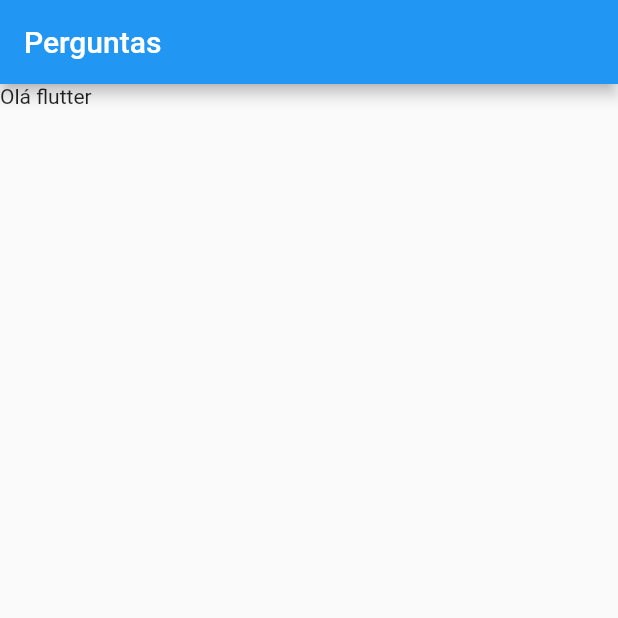
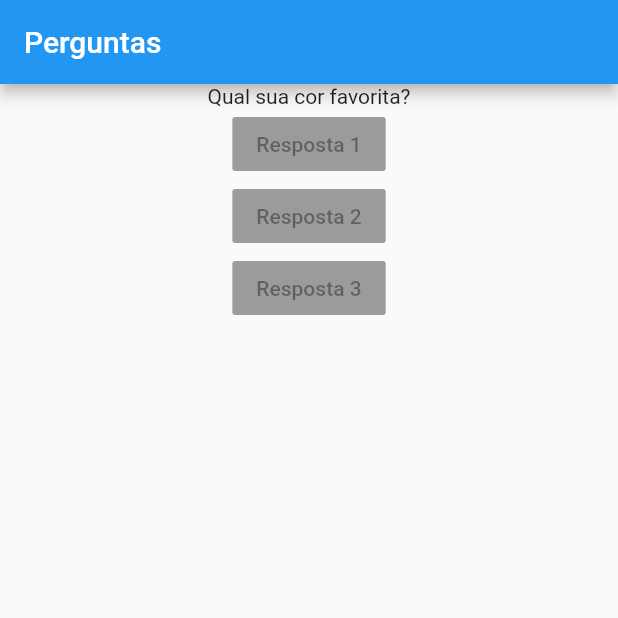
Before and after one commit to kiszewski/quiz-flutter, a Flutter app: the screen it shows after launch, on a phone screen of 412 x 824 dp, the top half of it. Run offline on Flutter 3.47's test engine with Material 2 defaults, Android fonts, the phone set to English and light mode, and no system bars.

Commit message:
mudança de layout

```diff
--- a/lib/main.dart
+++ b/lib/main.dart
@@ -5,13 +5,32 @@ main() => runApp(PerguntasApp());
 
 
 class PerguntasApp extends StatelessWidget {
+  final perguntas = [
+    'Qual sua cor favorita?',
+    'Qual seu animal favorito?'
+  ];
+
   Widget build(BuildContext context) {
     return MaterialApp(
       home: Scaffold(
         appBar: AppBar(
           title: Text('Perguntas'),
         ),
-        body: Text('Olá flutter'),
+        body: Center(
+          child: Column(
+            children: <Widget>[
+            Text(perguntas[0]),
+            RaisedButton(
+              child: Text('Resposta 1'),
+              onPressed: null,),
+            RaisedButton(
+              child: Text('Resposta 2'),
+              onPressed: null,),
+            RaisedButton(
+              child: Text('Resposta 3'),
+              onPressed: null,),
+          ]),
+        ),
       ),
     );
   }
```
